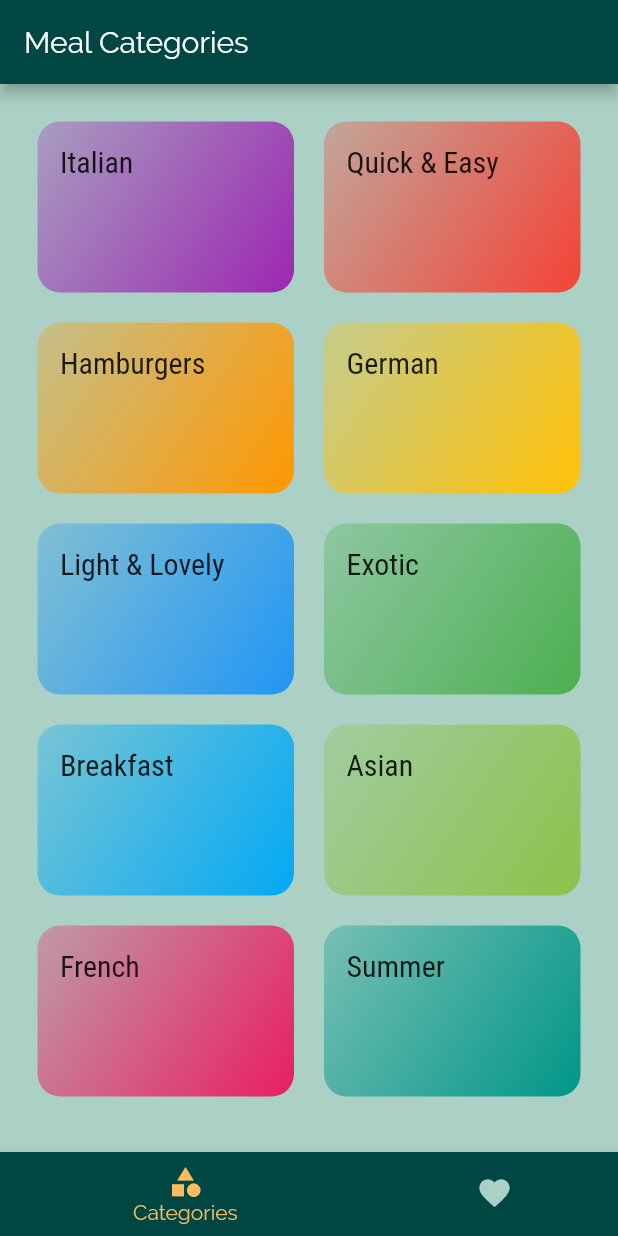
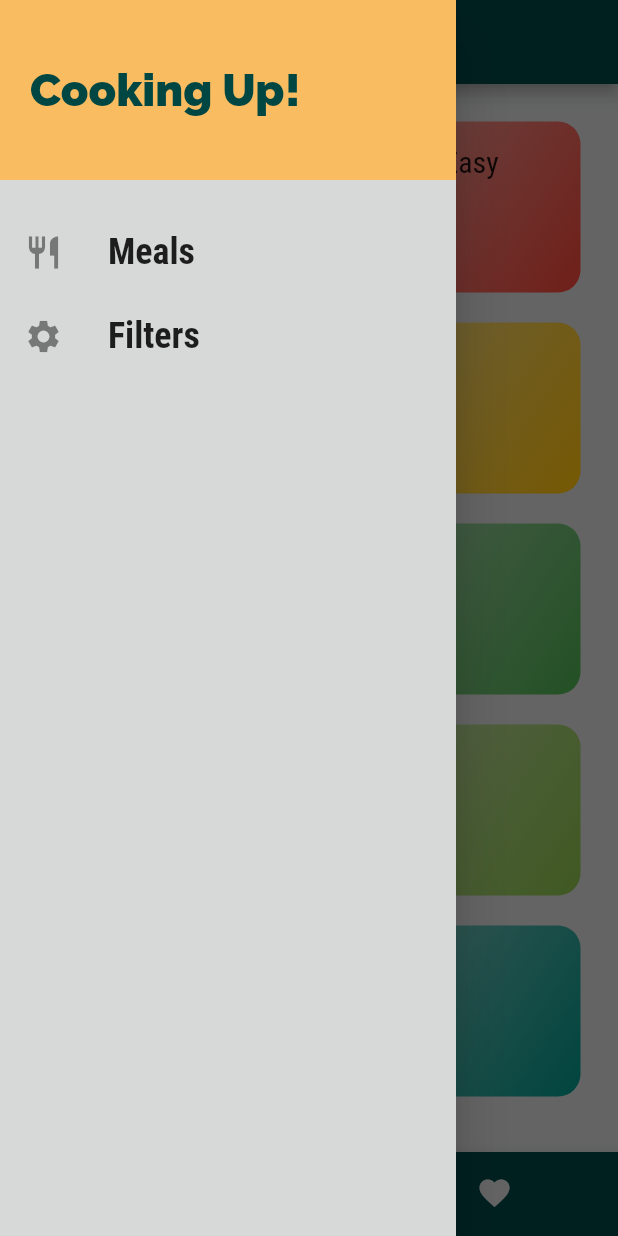
Before and after one commit to gauravbharat/max-deli-meals, a Flutter app: the screen it shows after launch, with the side drawer open (before the commit the screen has no drawer), on a phone screen of 412 x 824 dp. Run offline on Flutter 3.47's test engine with Material 2 defaults, Android fonts, the phone set to English and light mode, and no system bars.

Commit message:
added drawer

```diff
--- a/lib/main.dart
+++ b/lib/main.dart
@@ -1,5 +1,6 @@
 import 'package:deli/pages/categories_page.dart';
 import 'package:deli/pages/category_meals_page.dart';
+import 'package:deli/pages/filters_page.dart';
 import 'package:deli/pages/meal_detail_page.dart';
 import 'package:deli/pages/tabs_page.dart';
 import 'package:flutter/material.dart';
@@ -33,7 +34,8 @@ class MyApp extends StatelessWidget {
           accentColor: Color(0xFFf9bc60),
           // cardColor: Color(0xFFabd1c6),
           highlightColor: Color(0xFFf9bc60),
-          canvasColor: Color(0xFFabd1c6),
+          canvasColor: Color(0xffd7d9d8),
+          scaffoldBackgroundColor: Color(0xffd7d9d8),
           fontFamily: 'Raleway',
           textTheme: ThemeData.light().textTheme.copyWith(
               bodyText2: TextStyle(color: Color(0xFF001e1d)),
@@ -49,6 +51,7 @@ class MyApp extends StatelessWidget {
         CategoriesPage.routeName: (_) => TabPage(),
         CategoryMealsPage.routeName: (_) => CategoryMealsPage(),
         MealDetailPage.routeName: (_) => MealDetailPage(),
+        FiltersPage.routeName: (_) => FiltersPage(),
       },
       // Use onGenerateRoute for dynamic routes or conditional display of routes on settings.name
       // It takes a funciton which executes for any named navigation action (= pushNamed()) for which
--- /dev/null
+++ b/lib/pages/filters_page.dart
@@ -0,0 +1,17 @@
+import 'package:flutter/material.dart';
+
+class FiltersPage extends StatelessWidget {
+  static const routeName = "/filters";
+
+  @override
+  Widget build(BuildContext context) {
+    return Scaffold(
+      appBar: AppBar(
+        title: Text('Filters'),
+      ),
+      body: Center(
+        child: Text('Filters Page'),
+      ),
+    );
+  }
+}
--- a/lib/pages/tabs_page.dart
+++ b/lib/pages/tabs_page.dart
@@ -1,5 +1,6 @@
 import 'package:deli/pages/categories_page.dart';
 import 'package:deli/pages/favourites_page.dart';
+import 'package:deli/widgets/main_drawer.dart';
 import 'package:flutter/material.dart';
 
 class TabPage extends StatefulWidget {
@@ -33,6 +34,7 @@ class _TabPageState extends State<TabPage> {
       appBar: AppBar(
         title: Text(_pages[_selectedPageIndex]['title']),
       ),
+      drawer: MainDrawer(),
       body: _pages[_selectedPageIndex]['page'],
       bottomNavigationBar: BottomNavigationBar(
         onTap: _selectPage,
--- /dev/null
+++ b/lib/widgets/main_drawer.dart
@@ -0,0 +1,55 @@
+import 'package:deli/pages/categories_page.dart';
+import 'package:deli/pages/filters_page.dart';
+import 'package:flutter/material.dart';
+
+class MainDrawer extends StatelessWidget {
+  @override
+  Widget build(BuildContext context) {
+    return Drawer(
+      child: Column(
+        children: [
+          Container(
+            height: 120.0,
+            width: double.infinity,
+            padding: EdgeInsets.all(20.0),
+            alignment: Alignment.centerLeft,
+            color: Theme.of(context).accentColor,
+            child: Text(
+              'Cooking Up!',
+              style: TextStyle(
+                fontWeight: FontWeight.w900,
+                fontSize: 30.0,
+                color: Theme.of(context).primaryColor,
+              ),
+            ),
+          ),
+          SizedBox(
+            height: 20.0,
+          ),
+          buildListTile('Meals', Icons.restaurant,
+              () => Navigator.of(context).pushNamed(CategoriesPage.routeName)),
+          buildListTile('Filters', Icons.settings,
+              () => Navigator.of(context).pushNamed(FiltersPage.routeName)),
+        ],
+      ),
+    );
+  }
+
+  ListTile buildListTile(String title, IconData icon, Function tapHandler) {
+    return ListTile(
+      leading: Icon(
+        icon,
+        size: 26,
+      ),
+      title: Text(
+        title,
+        style: TextStyle(
+          fontFamily: 'RobotoCondensed',
+          fontSize: 24,
+          fontWeight: FontWeight.bold,
+        ),
+      ),
+      onTap: tapHandler,
+    );
+  }
+}
```
